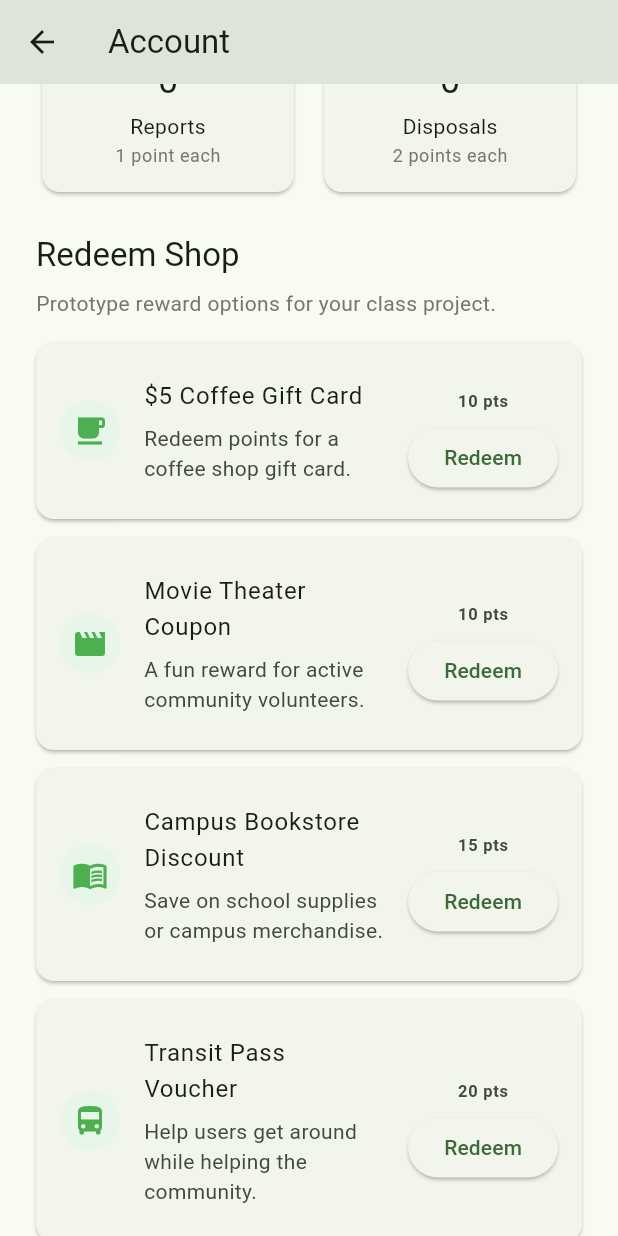
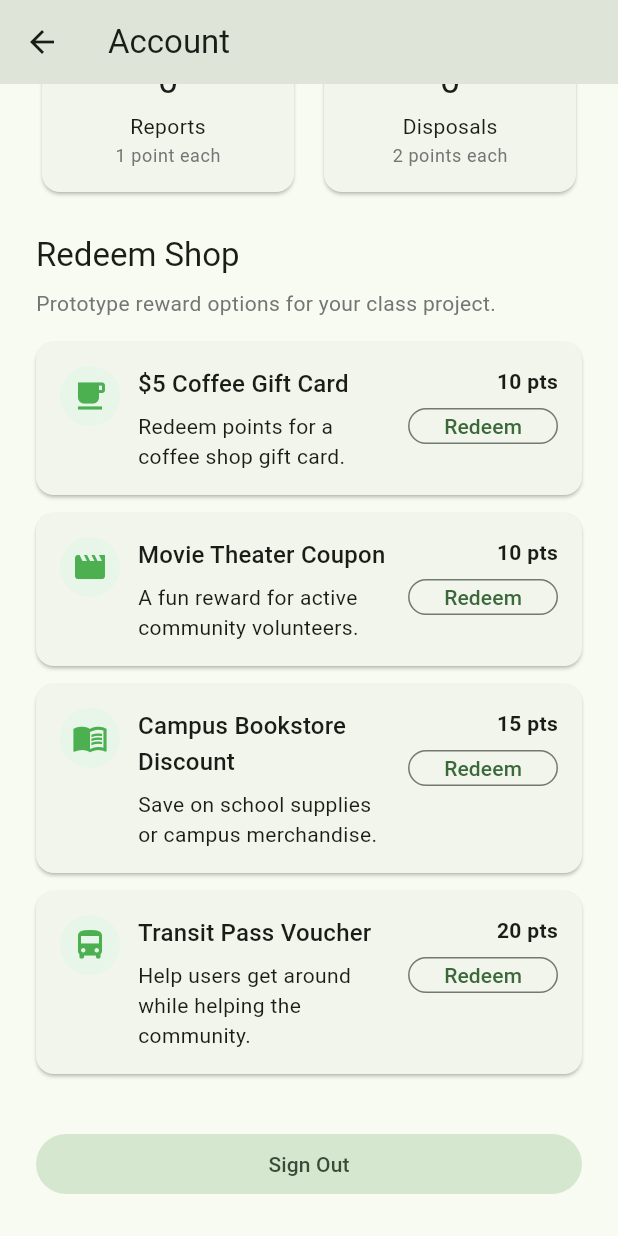
Before and after one commit to easrindahl/No-Sharps-Project, a Flutter app: the AccountView screen opened directly, scrolled down 760 dp, on a phone screen of 412 x 824 dp. Run offline on Flutter 3.47's test engine with Material 3 defaults, Android fonts, the phone set to English and light mode, and no system bars; our stand-ins replace geocoding, geolocator, google_maps_flutter, image_picker, supabase_flutter; missing offline and left inert: mobile_scanner; accounts and stored records are empty; statements that could not run were skipped.

Commit message:
fixed account rewards logic and pixel overflow on rewards icons

```diff
--- a/lib/views/account_view.dart
+++ b/lib/views/account_view.dart
@@ -330,29 +330,43 @@ class _AccountViewState extends State<AccountView>
 
     return Card(
       margin: const EdgeInsets.only(bottom: 12),
-      child: ListTile(
-        contentPadding: const EdgeInsets.all(16),
-        leading: CircleAvatar(
+      child: Padding(
+        padding: const EdgeInsets.all(16),
+        child: Row(
+          crossAxisAlignment: CrossAxisAlignment.start,
+          children: [
+            CircleAvatar(
               backgroundColor: Colors.green.shade50,
               child: Icon(
                 reward['icon'] as IconData,
                 color: Colors.green,
               ),
             ),
-        title: Text(reward['title'] as String),
-        subtitle: Padding(
-          padding: const EdgeInsets.only(top: 6),
-          child: Text(reward['description'] as String),
+            const SizedBox(width: 12),
+            Expanded(
+              child: Column(
+                crossAxisAlignment: CrossAxisAlignment.start,
+                children: [
+                  Text(
+                    reward['title'] as String,
+                    style: Theme.of(context).textTheme.titleMedium,
                   ),
-        trailing: Column(
-          mainAxisAlignment: MainAxisAlignment.center,
+                  const SizedBox(height: 6),
+                  Text(reward['description'] as String),
+                ],
+              ),
+            ),
+            const SizedBox(width: 12),
+            Column(
+              mainAxisSize: MainAxisSize.min,
+              crossAxisAlignment: CrossAxisAlignment.end,
               children: [
                 Text(
                   '$cost pts',
                   style: const TextStyle(fontWeight: FontWeight.bold),
                 ),
-            const SizedBox(height: 6),
-            ElevatedButton(
+                const SizedBox(height: 8),
+                OutlinedButton(
                   onPressed: () {
                     ScaffoldMessenger.of(context).showSnackBar(
                       SnackBar(
@@ -364,7 +378,14 @@ class _AccountViewState extends State<AccountView>
                       ),
                     );
                   },
+                  style: OutlinedButton.styleFrom(
+                    visualDensity: VisualDensity.compact,
+                    tapTargetSize: MaterialTapTargetSize.shrinkWrap,
+                    minimumSize: const Size(84, 32),
+                  ),
                   child: const Text('Redeem'),
+                ),
+              ],
             ),
           ],
         ),
```
Also changed, not shown: lib/presenters/account_presenter.dart (+91 -5 lines), lib/presenters/report_presenter.dart (+67 -38 lines), 1 other file. Lines whose indentation alone changed are shown as unchanged.
